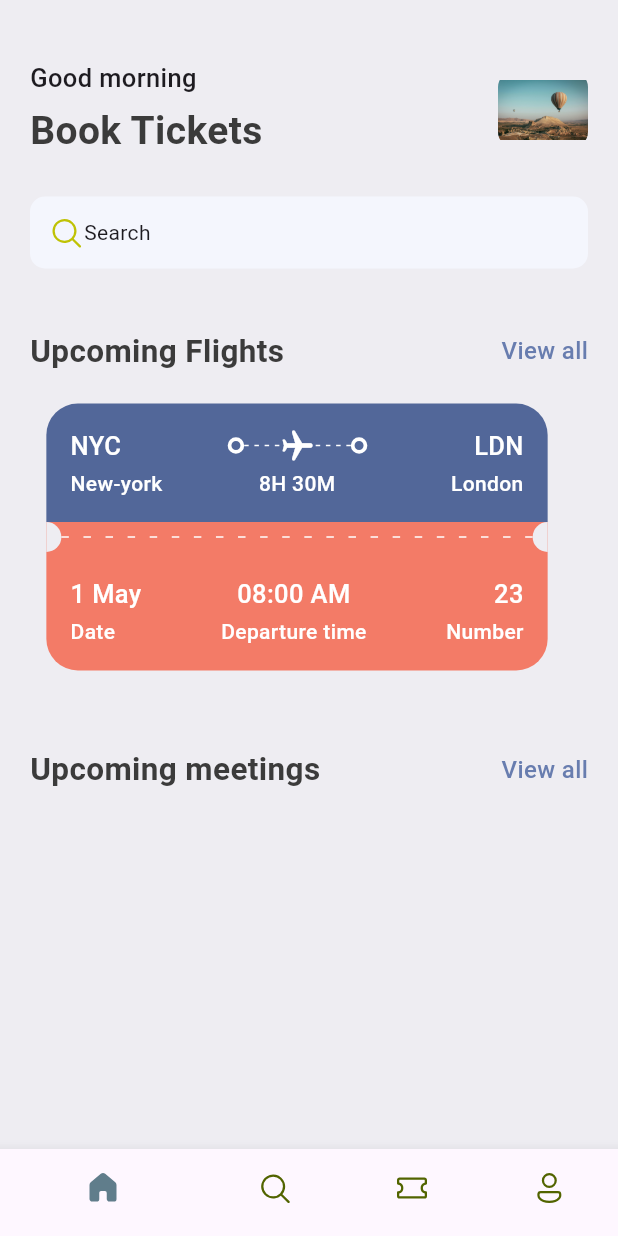
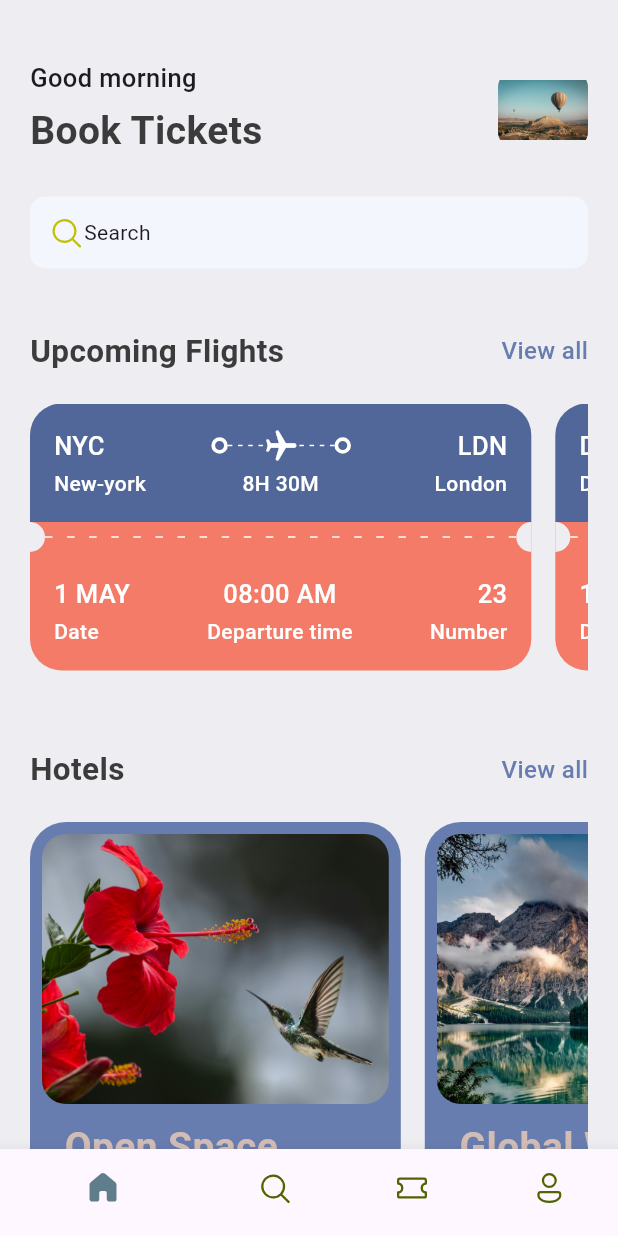
Before and after one commit to OthyTenk/ticket_demo_app, a Flutter app: the screen it shows after launch, on a phone screen of 412 x 824 dp. Run offline on Flutter 3.47's test engine with Material 3 defaults, Android fonts, the phone set to English and light mode, and no system bars; our stand-ins replace fluentui_icons.

Commit message:
feat: add second part of the home screen

```diff
--- a/lib/base/bottom_nav_bar.dart
+++ b/lib/base/bottom_nav_bar.dart
@@ -1,6 +1,7 @@
 import 'package:fluentui_icons/fluentui_icons.dart';
 import 'package:flutter/material.dart';
 import 'package:ticket_app/screens/home.dart';
+import 'package:ticket_app/screens/tickets.dart';
 
 class BottomNavBar extends StatefulWidget {
   const BottomNavBar({super.key});
@@ -13,7 +14,7 @@ class _BottomNavBarState extends State<BottomNavBar> {
   final appScreens = [
     const HomeScreen(),
     const Center(child: Text("Search")),
-    const Center(child: Text("Tickets")),
+    const TicketsScreen(),
     const Center(child: Text("Profile")),
   ];
 
--- /dev/null
+++ b/lib/base/res/app_routes.dart
@@ -0,0 +1,4 @@
+class AppRoutes {
+  static const home = "/";
+  static const tickets = "/tickets";
+}
--- a/lib/base/res/styles/app_styles.dart
+++ b/lib/base/res/styles/app_styles.dart
@@ -8,6 +8,7 @@ class AppStyles {
   static Color textColor = const Color(0xFF3b3b3b);
   static Color ticketBlue = const Color(0xFF526799);
   static Color ticketOrange = const Color(0xFFf37b67);
+  static Color kakiColor = const Color(0xFFd2bdb6);
 
   static TextStyle textStyle = TextStyle(
       fontSize: 16, fontWeight: FontWeight.w500, color: AppStyles.textColor);
--- /dev/null
+++ b/lib/base/utils/all_json.dart
@@ -0,0 +1,47 @@
+List<Map<String, dynamic>> ticketList = [
+  {
+    'from': {'code': 'NYC', 'name': 'New-york'},
+    'to': {'code': 'LDN', 'name': 'London'},
+    'flying_time': "8H 30M",
+    'date': "1 MAY",
+    'departure_time': "08:00 AM",
+    'number': 23,
+  },
+  {
+    'from': {'code': 'DK', 'name': 'Dhaka'},
+    'to': {'code': 'SH', 'name': 'Shanghai'},
+    'flying_time': "4H 20M",
+    'date': "10 MAY",
+    'departure_time': "09:00 AM",
+    'number': 45,
+  },
+  {
+    'from': {'code': 'ULN', 'name': 'Ulaanbaatar'},
+    'to': {'code': 'PKN', 'name': 'Beijing'},
+    'flying_time': "3H 30M",
+    'date': "14 JUNE",
+    'departure_time': "11:00 AM",
+    'number': 33,
+  },
+];
+
+List<Map<String, dynamic>> hotelList = [
+  {
+    'image': 'one.jpg',
+    'place': 'Open Space',
+    'destination': "London",
+    'price': 25
+  },
+  {
+    'image': 'two.jpg',
+    'place': 'Global Will',
+    'destination': "London",
+    'price': 40
+  },
+  {
+    'image': 'three.jpg',
+    'place': 'Tallest Building',
+    'destination': "Dubai",
+    'price': 68
+  },
+];
--- a/lib/base/widgets/app_double_text.dart
+++ b/lib/base/widgets/app_double_text.dart
@@ -3,9 +3,13 @@ import 'package:ticket_app/base/res/styles/app_styles.dart';
 
 class AppDoubleText extends StatelessWidget {
   const AppDoubleText(
-      {super.key, required this.bigText, required this.smallText});
+      {super.key,
+      required this.bigText,
+      required this.smallText,
+      required this.func});
   final String bigText;
   final String smallText;
+  final VoidCallback func;
 
   @override
   Widget build(BuildContext context) {
@@ -17,7 +21,7 @@ class AppDoubleText extends StatelessWidget {
           style: AppStyles.headLineStyle2,
         ),
         InkWell(
-          onTap: () {},
+          onTap: func,
           child: Text(
             smallText,
             style: AppStyles.textStyle.copyWith(color: AppStyles.primaryColor),
--- a/lib/base/widgets/ticket_view.dart
+++ b/lib/base/widgets/ticket_view.dart
@@ -8,7 +8,9 @@ import 'package:ticket_app/base/widgets/text_style_fourth.dart';
 import 'package:ticket_app/base/widgets/text_style_third.dart';
 
 class TicketView extends StatelessWidget {
-  const TicketView({super.key});
+  final Map<String, dynamic> ticket;
+  final bool wholeScreen;
+  const TicketView({super.key, required this.ticket, this.wholeScreen = false});
 
   @override
   Widget build(BuildContext context) {
@@ -18,7 +20,7 @@ class TicketView extends StatelessWidget {
       width: size.width * 0.85,
       height: 189,
       child: Container(
-        margin: const EdgeInsets.only(right: 16),
+        margin: EdgeInsets.only(right: wholeScreen == false ? 16 : 0),
         child: Column(
           children: [
             // blue part of the ticket
@@ -33,7 +35,7 @@ class TicketView extends StatelessWidget {
                 children: [
                   Row(
                     children: [
-                      const TextStyleThird(text: "NYC"),
+                      TextStyleThird(text: ticket["from"]['code']),
                       Expanded(child: Container()),
                       const BigDot(),
                       Expanded(
@@ -56,7 +58,7 @@ class TicketView extends StatelessWidget {
                       )),
                       const BigDot(),
                       Expanded(child: Container()),
-                      const TextStyleThird(text: "LDN"),
+                      TextStyleThird(text: ticket["to"]["code"]),
                     ],
                   ),
                   const SizedBox(
@@ -65,19 +67,19 @@ class TicketView extends StatelessWidget {
                   //show departure and destination names with time
                   Row(
                     children: [
-                      const SizedBox(
+                      SizedBox(
                         width: 100,
-                        child: TextStyleFourth(text: "New-york"),
+                        child: TextStyleFourth(text: ticket["from"]["name"]),
                       ),
                       Expanded(child: Container()),
-                      const TextStyleFourth(
-                        text: "8H 30M",
+                      TextStyleFourth(
+                        text: ticket["flying_time"],
                       ),
                       Expanded(child: Container()),
-                      const SizedBox(
+                      SizedBox(
                         width: 100,
                         child: TextStyleFourth(
-                          text: "London",
+                          text: ticket["to"]["name"],
                           align: TextAlign.end,
                         ),
                       )
@@ -110,19 +112,19 @@ class TicketView extends StatelessWidget {
                   borderRadius: const BorderRadius.only(
                       bottomLeft: Radius.circular(21),
                       bottomRight: Radius.circular(21))),
-              child: const Column(
+              child: Column(
                 children: [
                   Row(
                     mainAxisAlignment: MainAxisAlignment.spaceBetween,
                     children: [
-                      AppColumnTextLayout(text: "1 May", text2: "Date"),
+                      AppColumnTextLayout(text: ticket["date"], text2: "Date"),
                       AppColumnTextLayout(
-                        text: "08:00 AM",
+                        text: ticket["departure_time"],
                         text2: "Departure time",
                         crossAxisAlignment: CrossAxisAlignment.center,
                       ),
                       AppColumnTextLayout(
-                        text: "23",
+                        text: ticket["number"].toString(),
                         text2: "Number",
                         crossAxisAlignment: CrossAxisAlignment.end,
                       ),
--- a/lib/main.dart
+++ b/lib/main.dart
@@ -1,5 +1,7 @@
 import 'package:flutter/material.dart';
 import 'package:ticket_app/base/bottom_nav_bar.dart';
+import 'package:ticket_app/base/res/app_routes.dart';
+import 'package:ticket_app/screens/tickets.dart';
 
 void main() {
   runApp(const MyApp());
@@ -10,9 +12,12 @@ class MyApp extends StatelessWidget {
 
   @override
   Widget build(BuildContext context) {
-    return const MaterialApp(
+    return MaterialApp(
       debugShowCheckedModeBanner: false,
-      home: BottomNavBar(),
+      routes: {
+        AppRoutes.home: (context) => const BottomNavBar(),
+        AppRoutes.tickets: (context) => const TicketsScreen()
+      },
     );
   }
 }
--- a/lib/screens/home.dart
+++ b/lib/screens/home.dart
@@ -1,9 +1,12 @@
 import 'package:fluentui_icons/fluentui_icons.dart';
 import 'package:flutter/material.dart';
+import 'package:ticket_app/base/res/app_routes.dart';
 import 'package:ticket_app/base/res/media.dart';
 import 'package:ticket_app/base/res/styles/app_styles.dart';
+import 'package:ticket_app/base/utils/all_json.dart';
 import 'package:ticket_app/base/widgets/app_double_text.dart';
 import 'package:ticket_app/base/widgets/ticket_view.dart';
+import 'package:ticket_app/screens/widgets/hotel.dart';
 
 class HomeScreen extends StatelessWidget {
   const HomeScreen({super.key});
@@ -20,6 +23,7 @@ class HomeScreen extends StatelessWidget {
           Container(
             padding: const EdgeInsets.symmetric(horizontal: 20),
             child: Column(
+              crossAxisAlignment: CrossAxisAlignment.start,
               children: [
                 Row(
                   mainAxisAlignment: MainAxisAlignment.spaceBetween,
@@ -70,24 +74,50 @@ class HomeScreen extends StatelessWidget {
                     ],
                   ),
                 ),
+                // Upcoming Flights
                 const SizedBox(
                   height: 40,
                 ),
-                const AppDoubleText(
+                AppDoubleText(
                   bigText: "Upcoming Flights",
                   smallText: "View all",
+                  func: () => Navigator.pushNamed(context, AppRoutes.tickets),
                 ),
                 const SizedBox(
                   height: 20,
                 ),
-                const TicketView(),
+                SingleChildScrollView(
+                    scrollDirection: Axis.horizontal,
+                    child: Row(
+                      children: ticketList.take(2).map((ticketItem) {
+                        return TicketView(
+                          ticket: ticketItem,
+                        );
+                      }).toList(),
+                    )),
                 const SizedBox(
                   height: 40,
                 ),
-                const AppDoubleText(
-                  bigText: "Upcoming meetings",
+                // Hotels
+                AppDoubleText(
+                  bigText: "Hotels",
                   smallText: "View all",
+                  func: () => Navigator.pushNamed(context, AppRoutes.home),
                 ),
+                const SizedBox(
+                  height: 20,
+                ),
+                SingleChildScrollView(
+                  scrollDirection: Axis.horizontal,
+                  child: Row(
+                    children: hotelList
+                        .take(2)
+                        .map((hotel) => Hotel(
+                              hotel: hotel,
+                            ))
+                        .toList(),
+                  ),
+                )
               ],
             ),
           ),
--- /dev/null
+++ b/lib/screens/tickets.dart
@@ -0,0 +1,31 @@
+import 'package:flutter/material.dart';
+import 'package:ticket_app/base/utils/all_json.dart';
+import 'package:ticket_app/base/widgets/ticket_view.dart';
+
+class TicketsScreen extends StatelessWidget {
+  const TicketsScreen({super.key});
+
+  @override
+  Widget build(BuildContext context) {
+    return Scaffold(
+      appBar: AppBar(
+        title: const Text("All Tickets"),
+      ),
+      body: ListView(
+        children: [
+          SingleChildScrollView(
+              child: Column(
+            children: ticketList
+                .map((ticketItem) => Container(
+                    margin: const EdgeInsets.only(bottom: 20),
+                    child: TicketView(
+                      ticket: ticketItem,
+                      wholeScreen: true,
+                    )))
+                .toList(),
+          ))
+        ],
+      ),
+    );
+  }
+}
--- /dev/null
+++ b/lib/screens/widgets/hotel.dart
@@ -0,0 +1,69 @@
+import 'package:flutter/material.dart';
+import 'package:ticket_app/base/res/media.dart';
+import 'package:ticket_app/base/res/styles/app_styles.dart';
+
+class Hotel extends StatelessWidget {
+  const Hotel({super.key, required this.hotel});
+  final Map<String, dynamic> hotel;
+
+  @override
+  Widget build(BuildContext context) {
+    final size = MediaQuery.of(context).size;
+
+    return Container(
+      margin: const EdgeInsets.only(right: 16),
+      padding: const EdgeInsets.all(8.0),
+      width: size.width * 0.6,
+      height: 350,
+      decoration: BoxDecoration(
+          color: AppStyles.primaryColor,
+          borderRadius: BorderRadius.circular(24)),
+      child: Column(
+        crossAxisAlignment: CrossAxisAlignment.start,
+        children: [
+          Container(
+            height: 180,
+            decoration: BoxDecoration(
+                color: AppStyles.primaryColor,
+                borderRadius: BorderRadius.circular(16),
+                image: DecorationImage(
+                    fit: BoxFit.cover,
+                    image: AssetImage("assets/images/${hotel['image']}"))),
+          ),
+          const SizedBox(
+            height: 10,
+          ),
+          Padding(
+            padding: const EdgeInsets.only(left: 15),
+            child: Text(
+              hotel["place"],
+              style:
+                  AppStyles.headLineStyle1.copyWith(color: AppStyles.kakiColor),
+            ),
+          ),
+          const SizedBox(
+            height: 5,
+          ),
+          Padding(
+            padding: const EdgeInsets.only(left: 15),
+            child: Text(
+              hotel["destination"],
+              style: AppStyles.headLineStyle3.copyWith(color: Colors.white),
+            ),
+          ),
+          const SizedBox(
+            height: 5,
+          ),
+          Padding(
+            padding: const EdgeInsets.only(left: 15),
+            child: Text(
+              "\$${hotel['price']}/night",
+              style:
+                  AppStyles.headLineStyle1.copyWith(color: AppStyles.kakiColor),
+            ),
+          ),
+        ],
+      ),
+    );
+  }
+}
```
Also changed, not shown: assets/images/one.jpg (added), assets/images/three.jpg (added), assets/images/two.jpg (added).
